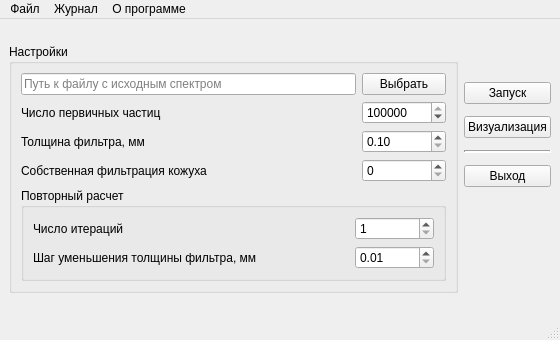
The window that mainwindow.ui (lsp10x150/XrayFiltUI) describes before a commit, drawn with Qt 5.
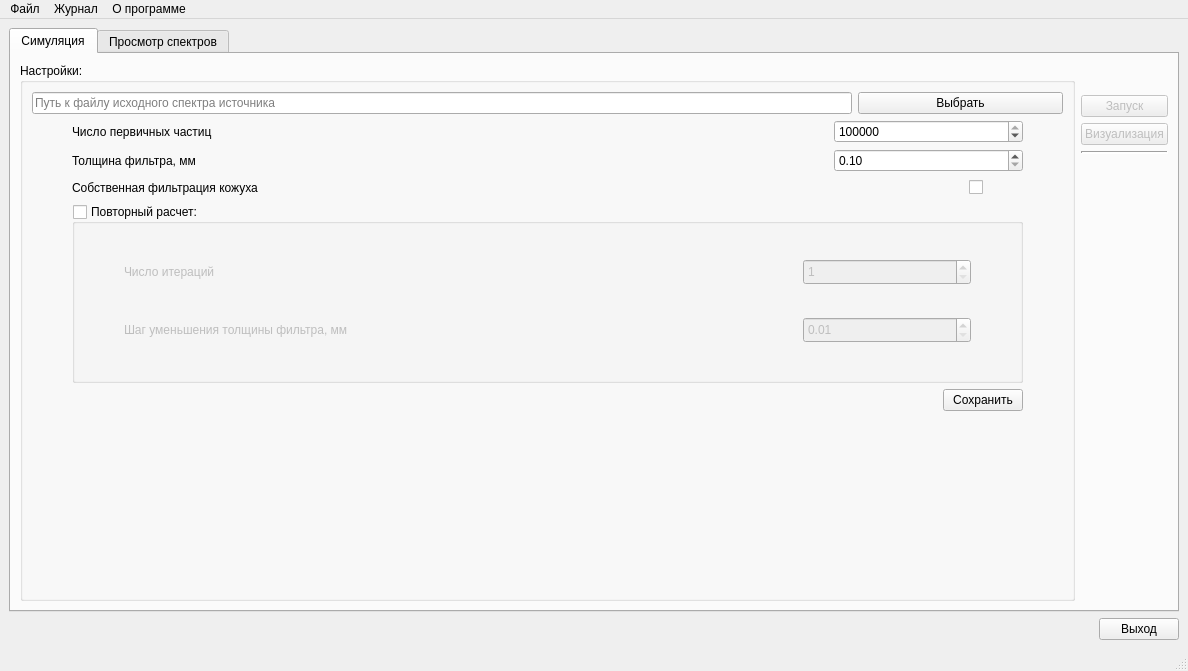
The same window after the commit. The open tabs and pages were chosen to show the change. Custom widgets are drawn as their Qt base class.

The edit to the form file:
```diff
--- a/mainwindow.ui
+++ b/mainwindow.ui
@@ -6,14 +6,14 @@
    <rect>
     <x>0</x>
     <y>0</y>
-    <width>560</width>
-    <height>340</height>
+    <width>1188</width>
+    <height>671</height>
    </rect>
   </property>
   <property name="minimumSize">
    <size>
-    <width>560</width>
-    <height>340</height>
+    <width>760</width>
+    <height>510</height>
    </size>
   </property>
   <property name="windowTitle">
@@ -22,11 +22,33 @@
   <widget class="QWidget" name="centralwidget">
    <layout class="QVBoxLayout" name="verticalLayout_3">
     <item>
+     <widget class="QTabWidget" name="tabWidget">
+      <property name="focusPolicy">
+       <enum>Qt::TabFocus</enum>
+      </property>
+      <property name="contextMenuPolicy">
+       <enum>Qt::DefaultContextMenu</enum>
+      </property>
+      <property name="tabPosition">
+       <enum>QTabWidget::North</enum>
+      </property>
+      <property name="tabShape">
+       <enum>QTabWidget::Rounded</enum>
+      </property>
+      <property name="currentIndex">
+       <number>1</number>
+      </property>
+      <widget class="QWidget" name="tab">
+       <attribute name="title">
+        <string>Симуляция</string>
+       </attribute>
+       <layout class="QVBoxLayout" name="verticalLayout_5">
+        <item>
      <layout class="QHBoxLayout" name="horizontalLayout_7">
       <item>
        <widget class="QGroupBox" name="parametersGroupBox">
         <property name="title">
-         <string>Настройки</string>
+             <string>Настройки:</string>
         </property>
         <layout class="QVBoxLayout" name="verticalLayout">
          <item>
@@ -46,7 +68,7 @@
               <bool>false</bool>
              </property>
              <property name="placeholderText">
-              <string>Путь к файлу с исходным спектром</string>
+                  <string>Путь к файлу исходного спектра источника</string>
              </property>
             </widget>
            </item>
@@ -67,6 +89,22 @@
          </item>
          <item>
           <layout class="QHBoxLayout" name="horizontalLayout_4">
+               <item>
+                <spacer name="horizontalSpacer_3">
+                 <property name="orientation">
+                  <enum>Qt::Horizontal</enum>
+                 </property>
+                 <property name="sizeType">
+                  <enum>QSizePolicy::Fixed</enum>
+                 </property>
+                 <property name="sizeHint" stdset="0">
+                  <size>
+                   <width>40</width>
+                   <height>20</height>
+                  </size>
+                 </property>
+                </spacer>
+               </item>
            <item>
             <widget class="QLabel" name="n_particlesLabel">
              <property name="sizePolicy">
@@ -105,10 +143,42 @@
              </property>
             </widget>
            </item>
+               <item>
+                <spacer name="horizontalSpacer_9">
+                 <property name="orientation">
+                  <enum>Qt::Horizontal</enum>
+                 </property>
+                 <property name="sizeType">
+                  <enum>QSizePolicy::Fixed</enum>
+                 </property>
+                 <property name="sizeHint" stdset="0">
+                  <size>
+                   <width>40</width>
+                   <height>20</height>
+                  </size>
+                 </property>
+                </spacer>
+               </item>
           </layout>
          </item>
          <item>
           <layout class="QHBoxLayout" name="horizontalLayout_5">
+               <item>
+                <spacer name="horizontalSpacer_4">
+                 <property name="orientation">
+                  <enum>Qt::Horizontal</enum>
+                 </property>
+                 <property name="sizeType">
+                  <enum>QSizePolicy::Fixed</enum>
+                 </property>
+                 <property name="sizeHint" stdset="0">
+                  <size>
+                   <width>40</width>
+                   <height>20</height>
+                  </size>
+                 </property>
+                </spacer>
+               </item>
            <item>
             <widget class="QLabel" name="filterWidthLabel">
              <property name="sizePolicy">
@@ -144,10 +214,42 @@
              </property>
             </widget>
            </item>
+               <item>
+                <spacer name="horizontalSpacer_10">
+                 <property name="orientation">
+                  <enum>Qt::Horizontal</enum>
+                 </property>
+                 <property name="sizeType">
+                  <enum>QSizePolicy::Fixed</enum>
+                 </property>
+                 <property name="sizeHint" stdset="0">
+                  <size>
+                   <width>40</width>
+                   <height>20</height>
+                  </size>
+                 </property>
+                </spacer>
+               </item>
           </layout>
          </item>
          <item>
           <layout class="QHBoxLayout" name="horizontalLayout_3">
+               <item>
+                <spacer name="horizontalSpacer_5">
+                 <property name="orientation">
+                  <enum>Qt::Horizontal</enum>
+                 </property>
+                 <property name="sizeType">
+                  <enum>QSizePolicy::Fixed</enum>
+                 </property>
+                 <property name="sizeHint" stdset="0">
+                  <size>
+                   <width>40</width>
+                   <height>20</height>
+                  </size>
+                 </property>
+                </spacer>
+               </item>
            <item>
             <widget class="QLabel" name="inherentFilLabel">
              <property name="sizePolicy">
@@ -162,47 +264,99 @@
             </widget>
            </item>
            <item>
-            <widget class="QSpinBox" name="n_iterationsSpinBox_2">
-             <property name="sizePolicy">
-              <sizepolicy hsizetype="Minimum" vsizetype="Fixed">
-               <horstretch>1</horstretch>
-               <verstretch>0</verstretch>
-              </sizepolicy>
-             </property>
-             <property name="toolTip">
-              <string>0 - выкл. 
-1 - вкл.</string>
-             </property>
-             <property name="minimum">
-              <number>0</number>
-             </property>
-             <property name="maximum">
-              <number>1</number>
+                <widget class="QCheckBox" name="checkBox">
+                 <property name="text">
+                  <string/>
              </property>
             </widget>
            </item>
+               <item>
+                <spacer name="horizontalSpacer_2">
+                 <property name="orientation">
+                  <enum>Qt::Horizontal</enum>
+                 </property>
+                 <property name="sizeType">
+                  <enum>QSizePolicy::Fixed</enum>
+                 </property>
+                 <property name="sizeHint" stdset="0">
+                  <size>
+                   <width>80</width>
+                   <height>20</height>
+                  </size>
+                 </property>
+                </spacer>
+               </item>
           </layout>
          </item>
          <item>
-          <widget class="QGroupBox" name="groupBox">
+              <layout class="QHBoxLayout" name="horizontalLayout_9">
+               <item>
+                <spacer name="horizontalSpacer_8">
+                 <property name="orientation">
+                  <enum>Qt::Horizontal</enum>
+                 </property>
+                 <property name="sizeType">
+                  <enum>QSizePolicy::Fixed</enum>
+                 </property>
+                 <property name="sizeHint" stdset="0">
+                  <size>
+                   <width>40</width>
+                   <height>20</height>
+                  </size>
+                 </property>
+                </spacer>
+               </item>
+               <item>
+                <widget class="QGroupBox" name="iterationsGroupBox">
            <property name="sizePolicy">
-            <sizepolicy hsizetype="Preferred" vsizetype="Preferred">
+                  <sizepolicy hsizetype="Preferred" vsizetype="Expanding">
              <horstretch>0</horstretch>
              <verstretch>0</verstretch>
             </sizepolicy>
            </property>
+                 <property name="minimumSize">
+                  <size>
+                   <width>0</width>
+                   <height>70</height>
+                  </size>
+                 </property>
            <property name="title">
-            <string>Повторный расчет</string>
+                  <string>Повторный расчет:</string>
+                 </property>
+                 <property name="flat">
+                  <bool>true</bool>
+                 </property>
+                 <property name="checkable">
+                  <bool>true</bool>
+                 </property>
+                 <property name="checked">
+                  <bool>false</bool>
            </property>
            <layout class="QVBoxLayout" name="verticalLayout_4">
             <item>
              <layout class="QHBoxLayout" name="horizontalLayout_2">
+                    <item>
+                     <spacer name="horizontalSpacer_6">
+                      <property name="orientation">
+                       <enum>Qt::Horizontal</enum>
+                      </property>
+                      <property name="sizeType">
+                       <enum>QSizePolicy::Fixed</enum>
+                      </property>
+                      <property name="sizeHint" stdset="0">
+                       <size>
+                        <width>40</width>
+                        <height>20</height>
+                       </size>
+                      </property>
+                     </spacer>
+                    </item>
               <item>
                <widget class="QLabel" name="n_iterationsLabel">
                 <property name="sizePolicy">
                  <sizepolicy hsizetype="Preferred" vsizetype="Preferred">
                   <horstretch>4</horstretch>
-                  <verstretch>0</verstretch>
+                        <verstretch>26</verstretch>
                  </sizepolicy>
                 </property>
                 <property name="text">
@@ -218,6 +372,12 @@
                   <verstretch>0</verstretch>
                  </sizepolicy>
                 </property>
+                      <property name="minimumSize">
+                       <size>
+                        <width>0</width>
+                        <height>26</height>
+                       </size>
+                      </property>
                 <property name="minimum">
                  <number>1</number>
                 </property>
@@ -226,16 +386,48 @@
                 </property>
                </widget>
               </item>
+                    <item>
+                     <spacer name="horizontalSpacer_12">
+                      <property name="orientation">
+                       <enum>Qt::Horizontal</enum>
+                      </property>
+                      <property name="sizeType">
+                       <enum>QSizePolicy::Fixed</enum>
+                      </property>
+                      <property name="sizeHint" stdset="0">
+                       <size>
+                        <width>40</width>
+                        <height>20</height>
+                       </size>
+                      </property>
+                     </spacer>
+                    </item>
              </layout>
             </item>
             <item>
              <layout class="QHBoxLayout" name="horizontalLayout">
+                    <item>
+                     <spacer name="horizontalSpacer_7">
+                      <property name="orientation">
+                       <enum>Qt::Horizontal</enum>
+                      </property>
+                      <property name="sizeType">
+                       <enum>QSizePolicy::Fixed</enum>
+                      </property>
+                      <property name="sizeHint" stdset="0">
+                       <size>
+                        <width>40</width>
+                        <height>20</height>
+                       </size>
+                      </property>
+                     </spacer>
+                    </item>
               <item>
                <widget class="QLabel" name="stepDecreasingWidthLabel">
                 <property name="sizePolicy">
                  <sizepolicy hsizetype="Preferred" vsizetype="Preferred">
                   <horstretch>4</horstretch>
-                  <verstretch>0</verstretch>
+                        <verstretch>26</verstretch>
                  </sizepolicy>
                 </property>
                 <property name="text">
@@ -251,6 +443,12 @@
                   <verstretch>0</verstretch>
                  </sizepolicy>
                 </property>
+                      <property name="minimumSize">
+                       <size>
+                        <width>0</width>
+                        <height>26</height>
+                       </size>
+                      </property>
                 <property name="minimum">
                  <double>0.010000000000000</double>
                 </property>
@@ -262,10 +460,97 @@
                 </property>
                </widget>
               </item>
+                    <item>
+                     <spacer name="horizontalSpacer_13">
+                      <property name="orientation">
+                       <enum>Qt::Horizontal</enum>
+                      </property>
+                      <property name="sizeType">
+                       <enum>QSizePolicy::Fixed</enum>
+                      </property>
+                      <property name="sizeHint" stdset="0">
+                       <size>
+                        <width>40</width>
+                        <height>20</height>
+                       </size>
+                      </property>
+                     </spacer>
+                    </item>
              </layout>
             </item>
            </layout>
           </widget>
+               </item>
+               <item>
+                <spacer name="horizontalSpacer_11">
+                 <property name="orientation">
+                  <enum>Qt::Horizontal</enum>
+                 </property>
+                 <property name="sizeType">
+                  <enum>QSizePolicy::Fixed</enum>
+                 </property>
+                 <property name="sizeHint" stdset="0">
+                  <size>
+                   <width>40</width>
+                   <height>20</height>
+                  </size>
+                 </property>
+                </spacer>
+               </item>
+              </layout>
+             </item>
+             <item>
+              <layout class="QHBoxLayout" name="horizontalLayout_8">
+               <item>
+                <spacer name="horizontalSpacer">
+                 <property name="orientation">
+                  <enum>Qt::Horizontal</enum>
+                 </property>
+                 <property name="sizeHint" stdset="0">
+                  <size>
+                   <width>40</width>
+                   <height>20</height>
+                  </size>
+                 </property>
+                </spacer>
+               </item>
+               <item>
+                <widget class="QPushButton" name="savePushButton">
+                 <property name="text">
+                  <string>Сохранить</string>
+                 </property>
+                </widget>
+               </item>
+               <item>
+                <spacer name="horizontalSpacer_14">
+                 <property name="orientation">
+                  <enum>Qt::Horizontal</enum>
+                 </property>
+                 <property name="sizeType">
+                  <enum>QSizePolicy::Fixed</enum>
+                 </property>
+                 <property name="sizeHint" stdset="0">
+                  <size>
+                   <width>40</width>
+                   <height>20</height>
+                  </size>
+                 </property>
+                </spacer>
+               </item>
+              </layout>
+             </item>
+             <item>
+              <spacer name="verticalSpacer_4">
+               <property name="orientation">
+                <enum>Qt::Vertical</enum>
+               </property>
+               <property name="sizeHint" stdset="0">
+                <size>
+                 <width>20</width>
+                 <height>40</height>
+                </size>
+               </property>
+              </spacer>
          </item>
         </layout>
        </widget>
@@ -278,7 +563,7 @@
            <enum>Qt::Vertical</enum>
           </property>
           <property name="sizeType">
-           <enum>QSizePolicy::Fixed</enum>
+               <enum>QSizePolicy::Minimum</enum>
           </property>
           <property name="sizeHint" stdset="0">
            <size>
@@ -291,7 +576,7 @@
         <item>
          <widget class="QPushButton" name="startPushButton">
           <property name="enabled">
-           <bool>true</bool>
+               <bool>false</bool>
           </property>
           <property name="text">
            <string>Запуск</string>
@@ -306,6 +591,9 @@
         </item>
         <item>
          <widget class="QPushButton" name="visualisePushButton">
+              <property name="enabled">
+               <bool>false</bool>
+              </property>
           <property name="text">
            <string>Визуализация</string>
           </property>
@@ -321,20 +609,13 @@
           </property>
          </widget>
         </item>
-        <item>
-         <widget class="QPushButton" name="quitPushButton">
-          <property name="text">
-           <string>Выход</string>
-          </property>
-         </widget>
-        </item>
         <item>
          <spacer name="verticalSpacer_6">
           <property name="orientation">
            <enum>Qt::Vertical</enum>
           </property>
           <property name="sizeType">
-           <enum>QSizePolicy::Fixed</enum>
+               <enum>QSizePolicy::Expanding</enum>
           </property>
           <property name="sizeHint" stdset="0">
            <size>
@@ -350,12 +631,250 @@
     </item>
    </layout>
   </widget>
+      <widget class="QWidget" name="tab_2">
+       <attribute name="title">
+        <string>Просмотр спектров</string>
+       </attribute>
+       <layout class="QVBoxLayout" name="verticalLayout_11">
+        <item>
+         <widget class="QCustomPlot" name="plotBox" native="true">
+          <property name="sizePolicy">
+           <sizepolicy hsizetype="Preferred" vsizetype="Preferred">
+            <horstretch>0</horstretch>
+            <verstretch>6</verstretch>
+           </sizepolicy>
+          </property>
+         </widget>
+        </item>
+        <item>
+         <layout class="QHBoxLayout" name="horizontalLayout_13">
+          <item>
+           <spacer name="horizontalSpacer_16">
+            <property name="orientation">
+             <enum>Qt::Horizontal</enum>
+            </property>
+            <property name="sizeHint" stdset="0">
+             <size>
+              <width>40</width>
+              <height>20</height>
+             </size>
+            </property>
+           </spacer>
+          </item>
+          <item>
+           <widget class="QPushButton" name="saveImagePushButton">
+            <property name="sizePolicy">
+             <sizepolicy hsizetype="Minimum" vsizetype="Fixed">
+              <horstretch>0</horstretch>
+              <verstretch>1</verstretch>
+             </sizepolicy>
+            </property>
+            <property name="text">
+             <string>Сохранить изображение</string>
+            </property>
+           </widget>
+          </item>
+         </layout>
+        </item>
+        <item>
+         <layout class="QHBoxLayout" name="horizontalLayout_15">
+          <item>
+           <layout class="QVBoxLayout" name="verticalLayout_7">
+            <item>
+             <layout class="QHBoxLayout" name="horizontalLayout_11">
+              <item>
+               <widget class="QLineEdit" name="simulatedSpectraLineEdit">
+                <property name="placeholderText">
+                 <string>Директория с симулированными спектрами</string>
+                </property>
+               </widget>
+              </item>
+              <item>
+               <widget class="QPushButton" name="simulatedSpectraPushButton">
+                <property name="text">
+                 <string>Обзор</string>
+                </property>
+               </widget>
+              </item>
+             </layout>
+            </item>
+            <item>
+             <widget class="QTreeView" name="spectrasTreeView">
+              <attribute name="headerCascadingSectionResizes">
+               <bool>false</bool>
+              </attribute>
+             </widget>
+            </item>
+           </layout>
+          </item>
+          <item>
+           <layout class="QVBoxLayout" name="verticalLayout_9">
+            <item>
+             <widget class="QGroupBox" name="groupBox">
+              <property name="enabled">
+               <bool>true</bool>
+              </property>
+              <property name="sizePolicy">
+               <sizepolicy hsizetype="Minimum" vsizetype="Minimum">
+                <horstretch>0</horstretch>
+                <verstretch>0</verstretch>
+               </sizepolicy>
+              </property>
+              <property name="title">
+               <string>Подбор фильтра</string>
+              </property>
+              <layout class="QVBoxLayout" name="verticalLayout_10">
+               <item>
+                <layout class="QVBoxLayout" name="verticalLayout_6">
+                 <item>
+                  <layout class="QHBoxLayout" name="horizontalLayout_10">
+                   <item>
+                    <widget class="QLineEdit" name="wantedSpectraLineEdit">
+                     <property name="placeholderText">
+                      <string>Файл желаемого спектра</string>
+                     </property>
+                    </widget>
+                   </item>
+                   <item>
+                    <widget class="QPushButton" name="wantedSpectrPushButton">
+                     <property name="text">
+                      <string>Обзор</string>
+                     </property>
+                    </widget>
+                   </item>
+                  </layout>
+                 </item>
+                 <item>
+                  <layout class="QHBoxLayout" name="horizontalLayout_12">
+                   <item>
+                    <spacer name="horizontalSpacer_15">
+                     <property name="orientation">
+                      <enum>Qt::Horizontal</enum>
+                     </property>
+                     <property name="sizeType">
+                      <enum>QSizePolicy::Expanding</enum>
+                     </property>
+                     <property name="sizeHint" stdset="0">
+                      <size>
+                       <width>40</width>
+                       <height>20</height>
+                      </size>
+                     </property>
+                    </spacer>
+                   </item>
+                   <item>
+                    <widget class="QPushButton" name="findOptimalFilterPushButton">
+                     <property name="text">
+                      <string>Найти оптимальный фильтр</string>
+                     </property>
+                    </widget>
+                   </item>
+                  </layout>
+                 </item>
+                </layout>
+               </item>
+              </layout>
+             </widget>
+            </item>
+            <item>
+             <layout class="QHBoxLayout" name="horizontalLayout_14">
+              <item>
+               <spacer name="horizontalSpacer_17">
+                <property name="orientation">
+                 <enum>Qt::Horizontal</enum>
+                </property>
+                <property name="sizeHint" stdset="0">
+                 <size>
+                  <width>40</width>
+                  <height>20</height>
+                 </size>
+                </property>
+               </spacer>
+              </item>
+              <item>
+               <layout class="QVBoxLayout" name="verticalLayout_8">
+                <item>
+                 <spacer name="verticalSpacer">
+                  <property name="orientation">
+                   <enum>Qt::Vertical</enum>
+                  </property>
+                  <property name="sizeType">
+                   <enum>QSizePolicy::Minimum</enum>
+                  </property>
+                  <property name="sizeHint" stdset="0">
+                   <size>
+                    <width>20</width>
+                    <height>40</height>
+                   </size>
+                  </property>
+                 </spacer>
+                </item>
+                <item>
+                 <widget class="QPushButton" name="closePushButton">
+                  <property name="text">
+                   <string>Закрыть</string>
+                  </property>
+                 </widget>
+                </item>
+               </layout>
+              </item>
+             </layout>
+            </item>
+           </layout>
+          </item>
+         </layout>
+        </item>
+       </layout>
+      </widget>
+     </widget>
+    </item>
+    <item>
+     <layout class="QHBoxLayout" name="horizontalLayout_16" stretch="0,0">
+      <property name="spacing">
+       <number>0</number>
+      </property>
+      <property name="sizeConstraint">
+       <enum>QLayout::SetNoConstraint</enum>
+      </property>
+      <property name="topMargin">
+       <number>0</number>
+      </property>
+      <property name="rightMargin">
+       <number>0</number>
+      </property>
+      <property name="bottomMargin">
+       <number>0</number>
+      </property>
+      <item>
+       <spacer name="horizontalSpacer_18">
+        <property name="orientation">
+         <enum>Qt::Horizontal</enum>
+        </property>
+        <property name="sizeHint" stdset="0">
+         <size>
+          <width>40</width>
+          <height>20</height>
+         </size>
+        </property>
+       </spacer>
+      </item>
+      <item>
+       <widget class="QPushButton" name="quitPushButton">
+        <property name="text">
+         <string>Выход</string>
+        </property>
+       </widget>
+      </item>
+     </layout>
+    </item>
+   </layout>
+  </widget>
   <widget class="QMenuBar" name="menubar">
    <property name="geometry">
     <rect>
      <x>0</x>
      <y>0</y>
-     <width>560</width>
+     <width>1188</width>
      <height>22</height>
     </rect>
    </property>
@@ -399,6 +918,14 @@
    </property>
   </action>
  </widget>
+ <customwidgets>
+  <customwidget>
+   <class>QCustomPlot</class>
+   <extends>QWidget</extends>
+   <header>qcustomplot.h</header>
+   <container>1</container>
+  </customwidget>
+ </customwidgets>
  <resources/>
  <connections/>
 </ui>
```
Left out of the diff: 26 changed lines with no effect on the pictures. Lines whose indentation alone changed are shown as unchanged.
